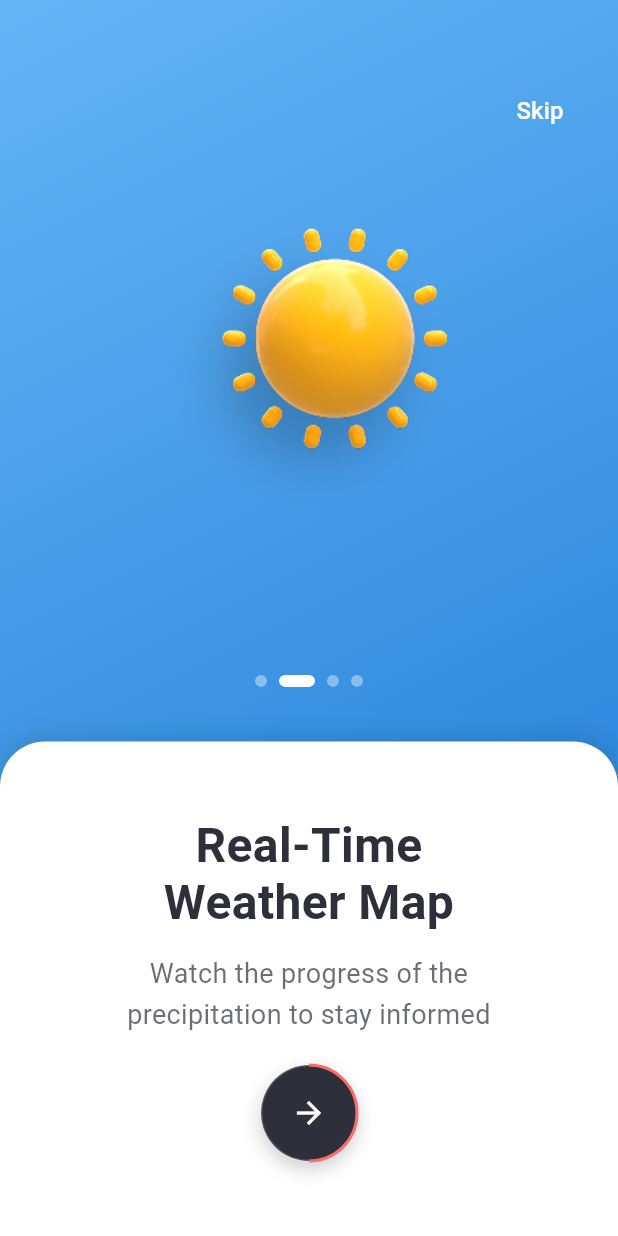
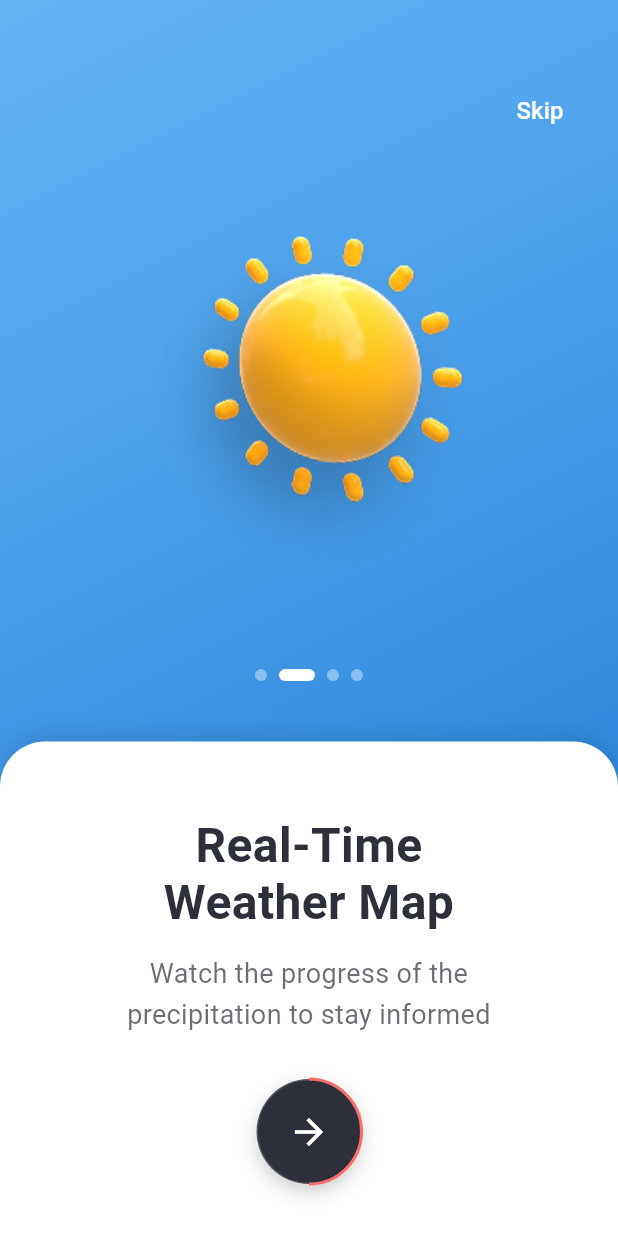
Before and after one commit to chamudithaperera/Flutter-Dart-project-08-weather-app, a Flutter app: the screen it shows after launch, after a tap on the "arrow forward" icon, on a phone screen of 412 x 824 dp. Run offline on Flutter 3.47's test engine with Material 3 defaults, Android fonts, the phone set to English and light mode, and no system bars.

Commit message:
Enhance GetStartedPage with 3D carousel effect for onboarding; implement improved layout, animations, and navigation buttons for a more engaging user experience.

```diff
--- a/weather_app/lib/get_started_page.dart
+++ b/weather_app/lib/get_started_page.dart
@@ -1,4 +1,5 @@
 import 'package:flutter/material.dart';
+import 'dart:math' as math;
 import 'theme/app_colors.dart';
 
 class GetStartedPage extends StatefulWidget {
@@ -8,9 +9,11 @@ class GetStartedPage extends StatefulWidget {
   State<GetStartedPage> createState() => _GetStartedPageState();
 }
 
-class _GetStartedPageState extends State<GetStartedPage> {
-  final PageController _pageController = PageController();
+class _GetStartedPageState extends State<GetStartedPage>
+    with TickerProviderStateMixin {
+  late PageController _pageController;
   int _currentPage = 0;
+  double _currentPageValue = 0.0;
 
   final List<OnboardingContent> _contents = [
     OnboardingContent(
@@ -36,6 +39,16 @@ class _GetStartedPageState extends State<GetStartedPage> {
   ];
 
   @override
+  void initState() {
+    super.initState();
+    _pageController = PageController(viewportFraction: 0.85)..addListener(() {
+      setState(() {
+        _currentPageValue = _pageController.page!;
+      });
+    });
+  }
+
+  @override
   void dispose() {
     _pageController.dispose();
     super.dispose();
@@ -44,6 +57,7 @@ class _GetStartedPageState extends State<GetStartedPage> {
   @override
   Widget build(BuildContext context) {
     final size = MediaQuery.of(context).size;
+    final availableHeight = size.height - (size.height * 0.4);
 
     return Scaffold(
       backgroundColor: AppColors.background,
@@ -77,8 +91,17 @@ class _GetStartedPageState extends State<GetStartedPage> {
               ),
             ),
           ),
-          // Page View
-          PageView.builder(
+          Column(
+            children: [
+              SizedBox(
+                height: availableHeight,
+                child: Column(
+                  children: [
+                    const SizedBox(height: 80),
+                    // 3D Carousel PageView
+                    SizedBox(
+                      height: availableHeight * 0.7,
+                      child: PageView.builder(
                         controller: _pageController,
                         onPageChanged: (index) {
                           setState(() {
@@ -87,16 +110,44 @@ class _GetStartedPageState extends State<GetStartedPage> {
                         },
                         itemCount: _contents.length,
                         itemBuilder: (context, index) {
-              return OnboardingPage(content: _contents[index]);
+                          double value = (index - _currentPageValue);
+                          value = (1 - (value.abs() * .5)).clamp(0.0, 1.0);
+
+                          return Transform(
+                            transform:
+                                Matrix4.identity()
+                                  ..setEntry(3, 2, 0.001)
+                                  ..rotateY(
+                                    value *
+                                        value *
+                                        (index > _currentPageValue
+                                            ? -0.5
+                                            : 0.5),
+                                  )
+                                  ..translate(
+                                    (1 - value) *
+                                        100 *
+                                        (index > _currentPageValue ? 1 : -1),
+                                  )
+                                  ..scale(0.8 + (value * 0.2)),
+                            child: Opacity(
+                              opacity: value,
+                              child: Container(
+                                padding: const EdgeInsets.symmetric(
+                                  horizontal: 20,
+                                ),
+                                child: Image.asset(
+                                  _contents[index].image,
+                                  fit: BoxFit.contain,
+                                ),
+                              ),
+                            ),
+                          );
                         },
                       ),
+                    ),
+                    const SizedBox(height: 20),
                     // Page Indicators
-          Positioned(
-            bottom: size.height * 0.42,
-            left: 0,
-            right: 0,
-            child: Column(
-              children: [
                     Row(
                       mainAxisAlignment: MainAxisAlignment.center,
                       children: List.generate(
@@ -104,8 +155,8 @@ class _GetStartedPageState extends State<GetStartedPage> {
                         (index) => AnimatedContainer(
                           duration: const Duration(milliseconds: 300),
                           margin: const EdgeInsets.symmetric(horizontal: 4),
+                          height: 8,
                           width: _currentPage == index ? 24 : 8,
-                      height: 8,
                           decoration: BoxDecoration(
                             borderRadius: BorderRadius.circular(4),
                             color:
@@ -116,124 +167,10 @@ class _GetStartedPageState extends State<GetStartedPage> {
                         ),
                       ),
                     ),
-                const SizedBox(height: 20),
                   ],
                 ),
               ),
-          // Next Button
-          Positioned(
-            bottom: 50,
-            left: 0,
-            right: 0,
-            child: Center(
-              child: GestureDetector(
-                onTap: () {
-                  if (_currentPage == _contents.length - 1) {
-                    // TODO: Navigate to main app
-                  } else {
-                    _pageController.nextPage(
-                      duration: const Duration(milliseconds: 300),
-                      curve: Curves.easeInOut,
-                    );
-                  }
-                },
-                child: Container(
-                  width: 64,
-                  height: 64,
-                  decoration: BoxDecoration(
-                    shape: BoxShape.circle,
-                    color: AppColors.primaryDark,
-                    boxShadow: [
-                      BoxShadow(
-                        color: Colors.black.withOpacity(0.2),
-                        blurRadius: 10,
-                        offset: const Offset(0, 5),
-                      ),
-                    ],
-                  ),
-                  child: Stack(
-                    children: [
-                      // Progress Indicator
-                      Center(
-                        child: SizedBox(
-                          width: 64,
-                          height: 64,
-                          child: CircularProgressIndicator(
-                            value: (_currentPage + 1) / _contents.length,
-                            valueColor: AlwaysStoppedAnimation<Color>(
-                              AppColors.progress,
-                            ),
-                            backgroundColor: AppColors.progressBackground,
-                            strokeWidth: 2,
-                          ),
-                        ),
-                      ),
-                      // Arrow Icon
-                      Center(
-                        child: Icon(
-                          Icons.arrow_forward,
-                          color: AppColors.textLight,
-                          size: 24,
-                        ),
-                      ),
-                    ],
-                  ),
-                ),
-              ),
-            ),
-          ),
-        ],
-      ),
-    );
-  }
-}
-
-class OnboardingContent {
-  final String title;
-  final String description;
-  final String image;
-
-  OnboardingContent({
-    required this.title,
-    required this.description,
-    required this.image,
-  });
-}
-
-class OnboardingPage extends StatelessWidget {
-  final OnboardingContent content;
-
-  const OnboardingPage({super.key, required this.content});
-
-  @override
-  Widget build(BuildContext context) {
-    final size = MediaQuery.of(context).size;
-    final availableHeight =
-        size.height - (size.height * 0.4); // Height minus white container
-
-    return Column(
-      children: [
-        SizedBox(
-          height: availableHeight,
-          child: Center(
-            child: TweenAnimationBuilder<double>(
-              duration: const Duration(milliseconds: 300),
-              tween: Tween(begin: 0.8, end: 1.0),
-              builder: (context, value, child) {
-                return Transform.scale(
-                  scale: value,
-                  child: Image.asset(
-                    content.image,
-                    height: size.height * 0.35,
-                    width: size.width * 0.8,
-                    fit: BoxFit.contain,
-                  ),
-                );
-              },
-            ),
-          ),
-        ),
-        // White curved background
+              // White bottom container
               Container(
                 height: size.height * 0.4,
                 width: double.infinity,
@@ -256,8 +193,11 @@ class OnboardingPage extends StatelessWidget {
                   child: Column(
                     children: [
                       const SizedBox(height: 50),
-                Text(
-                  content.title,
+                      AnimatedSwitcher(
+                        duration: const Duration(milliseconds: 300),
+                        child: Text(
+                          _contents[_currentPage].title,
+                          key: ValueKey<String>(_contents[_currentPage].title),
                           textAlign: TextAlign.center,
                           style: TextStyle(
                             color: AppColors.textDark,
@@ -266,9 +206,15 @@ class OnboardingPage extends StatelessWidget {
                             height: 1.2,
                           ),
                         ),
+                      ),
                       const SizedBox(height: 15),
-                Text(
-                  content.description,
+                      AnimatedSwitcher(
+                        duration: const Duration(milliseconds: 300),
+                        child: Text(
+                          _contents[_currentPage].description,
+                          key: ValueKey<String>(
+                            _contents[_currentPage].description,
+                          ),
                           textAlign: TextAlign.center,
                           style: TextStyle(
                             color: AppColors.textDark.withOpacity(0.7),
@@ -276,11 +222,84 @@ class OnboardingPage extends StatelessWidget {
                             height: 1.5,
                           ),
                         ),
+                      ),
+                      const SizedBox(height: 30),
+                      // Centered Next Button
+                      GestureDetector(
+                        onTap: () {
+                          if (_currentPage == _contents.length - 1) {
+                            // TODO: Navigate to main app
+                          } else {
+                            _pageController.nextPage(
+                              duration: const Duration(milliseconds: 500),
+                              curve: Curves.easeInOut,
+                            );
+                          }
+                        },
+                        child: Container(
+                          width: 70,
+                          height: 70,
+                          decoration: BoxDecoration(
+                            shape: BoxShape.circle,
+                            color: AppColors.primaryDark,
+                            boxShadow: [
+                              BoxShadow(
+                                color: Colors.black.withOpacity(0.2),
+                                blurRadius: 10,
+                                offset: const Offset(0, 5),
+                              ),
+                            ],
+                          ),
+                          child: Stack(
+                            children: [
+                              Center(
+                                child: SizedBox(
+                                  width: 70,
+                                  height: 70,
+                                  child: CircularProgressIndicator(
+                                    value:
+                                        (_currentPage + 1) / _contents.length,
+                                    valueColor: AlwaysStoppedAnimation<Color>(
+                                      AppColors.progress,
+                                    ),
+                                    backgroundColor:
+                                        AppColors.progressBackground,
+                                    strokeWidth: 2,
+                                  ),
+                                ),
+                              ),
+                              const Center(
+                                child: Icon(
+                                  Icons.arrow_forward,
+                                  color: Colors.white,
+                                  size: 28,
+                                ),
+                              ),
+                            ],
+                          ),
+                        ),
+                      ),
+                      const Spacer(),
                     ],
                   ),
                 ),
               ),
             ],
+          ),
+        ],
+      ),
     );
   }
 }
+
+class OnboardingContent {
+  final String title;
+  final String description;
+  final String image;
+
+  OnboardingContent({
+    required this.title,
+    required this.description,
+    required this.image,
+  });
+}
```
Lines whose indentation alone changed are shown as unchanged.
